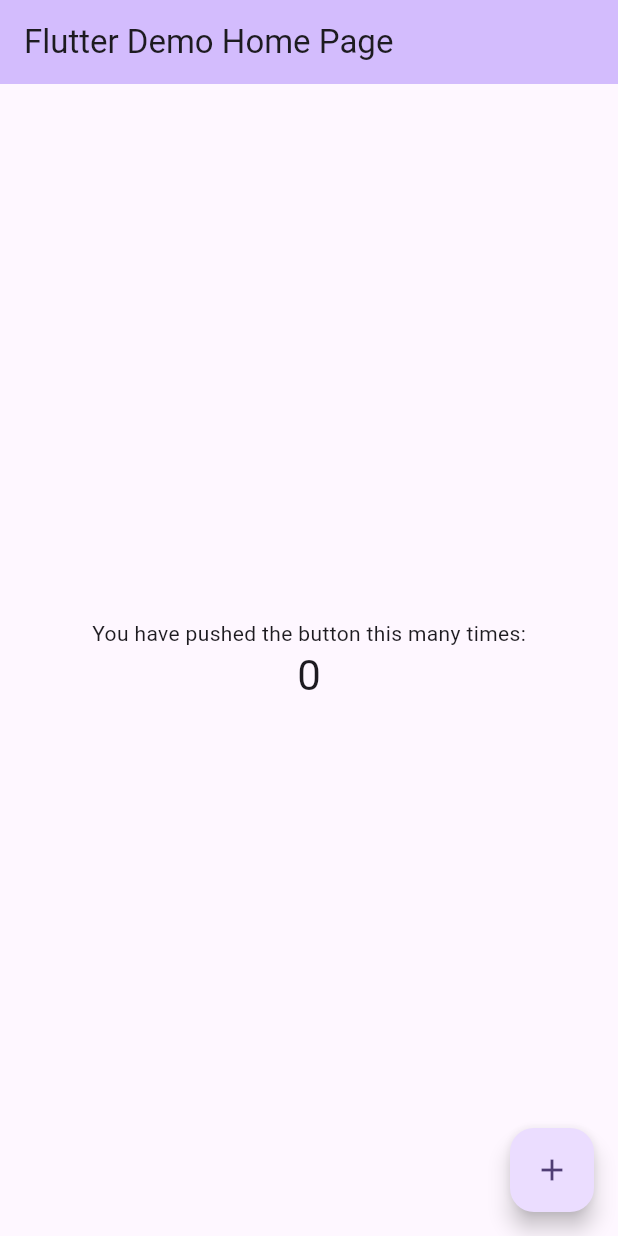
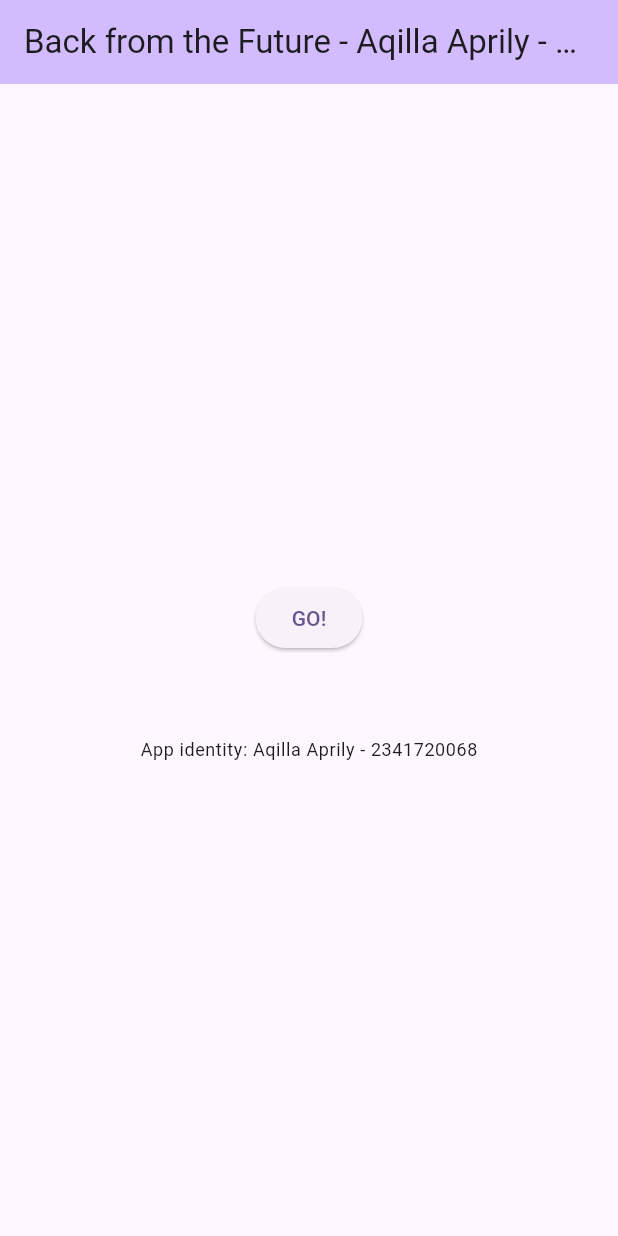
Before and after one commit to Aqillaaprly/books, a Flutter app: the screen it shows after launch, on a phone screen of 412 x 824 dp. Run offline on Flutter 3.47's test engine with Material 3 defaults, Android fonts, the phone set to English and light mode, and no system bars.

Commit message:
prac 1 2

```diff
--- a/lib/main.dart
+++ b/lib/main.dart
@@ -1,4 +1,6 @@
+import 'dart:async';
 import 'package:flutter/material.dart';
+import 'package:http/http.dart' as http;
 
 void main() {
   runApp(const MyApp());
@@ -7,116 +9,126 @@ void main() {
 class MyApp extends StatelessWidget {
   const MyApp({super.key});
 
-  // This widget is the root of your application.
   @override
   Widget build(BuildContext context) {
     return MaterialApp(
-      title: 'Flutter Demo',
+      title: 'Flutter Demo - Aqilla Aprily - 2341720068',
       theme: ThemeData(
-        // This is the theme of your application.
-        //
-        // TRY THIS: Try running your application with "flutter run". You'll see
-        // the application has a purple toolbar. Then, without quitting the app,
-        // try changing the seedColor in the colorScheme below to Colors.green
-        // and then invoke "hot reload" (save your changes or press the "hot
-        // reload" button in a Flutter-supported IDE, or press "r" if you used
-        // the command line to start the app).
-        //
-        // Notice that the counter didn't reset back to zero; the application
-        // state is not lost during the reload. To reset the state, use hot
-        // restart instead.
-        //
-        // This works for code too, not just values: Most code changes can be
-        // tested with just a hot reload.
         colorScheme: ColorScheme.fromSeed(seedColor: Colors.deepPurple),
       ),
-      home: const MyHomePage(title: 'Flutter Demo Home Page'),
+      home: const FuturePage(),
     );
   }
 }
 
-class MyHomePage extends StatefulWidget {
-  const MyHomePage({super.key, required this.title});
-
-  // This widget is the home page of your application. It is stateful, meaning
-  // that it has a State object (defined below) that contains fields that affect
-  // how it looks.
-
-  // This class is the configuration for the state. It holds the values (in this
-  // case the title) provided by the parent (in this case the App widget) and
-  // used by the build method of the State. Fields in a Widget subclass are
-  // always marked "final".
-
-  final String title;
+class FuturePage extends StatefulWidget {
+  const FuturePage({super.key});
 
   @override
-  State<MyHomePage> createState() => _MyHomePageState();
+  State<FuturePage> createState() => _FuturePageState();
 }
 
-class _MyHomePageState extends State<MyHomePage> {
-  int _counter = 0;
+class _FuturePageState extends State<FuturePage> {
+  String result = '';
+  bool _loading = false;
 
-  void _incrementCounter() {
+  Future<int> returnOneAsync() async {
+    await Future.delayed(const Duration(seconds: 3));
+    return 1;
+  }
+
+  Future<int> returnTwoAsync() async {
+    await Future.delayed(const Duration(seconds: 3));
+    return 2;
+  }
+
+  Future<int> returnThreeAsync() async {
+    await Future.delayed(const Duration(seconds: 3));
+    return 3;
+  }
+
+  Future<void> count() async {
     setState(() {
-      // This call to setState tells the Flutter framework that something has
-      // changed in this State, which causes it to rerun the build method below
-      // so that the display can reflect the updated values. If we changed
-      // _counter without calling setState(), then the build method would not be
-      // called again, and so nothing would appear to happen.
-      _counter++;
+      result = '';
+      _loading = true;
     });
+
+    try {
+      int total = 0;
+      total = await returnOneAsync();
+      total += await returnTwoAsync();
+      total += await returnThreeAsync();
+      setState(() {
+        result = total.toString();
+        _loading = false;
+      });
+    } catch (e) {
+      setState(() {
+        result = 'An error occurred';
+        _loading = false;
+      });
+    }
   }
+
+  // Fetch the specified Google Books volume. The user requested id: 1bm0DwAAQBAJ
+  Future<http.Response> getData() async {
+    const authority = 'www.googleapis.com';
+    const path = '/books/v1/volumes/OyB4llvAoXQC';
+    final url = Uri.https(authority, path);
+    return http.get(url);
+  }
+
+  /*void _fetch() {
+    setState(() {
+      _loading = true;
+      result = '';
+    });
+
+    getData()
+        .then((value) {
+          // show a short slice of the returned body for display
+          final body = value.body;
+          setState(() {
+            result = body.length > 450 ? body.substring(0, 450) : body;
+            _loading = false;
+          });
+        })
+        .catchError((_) {
+          setState(() {
+            result = 'An error occurred';
+            _loading = false;
+          });
+        });
+  }*/
 
   @override
   Widget build(BuildContext context) {
-    // This method is rerun every time setState is called, for instance as done
-    // by the _incrementCounter method above.
-    //
-    // The Flutter framework has been optimized to make rerunning build methods
-    // fast, so that you can just rebuild anything that needs updating rather
-    // than having to individually change instances of widgets.
     return Scaffold(
       appBar: AppBar(
-        // TRY THIS: Try changing the color here to a specific color (to
-        // Colors.amber, perhaps?) and trigger a hot reload to see the AppBar
-        // change color while the other colors stay the same.
         backgroundColor: Theme.of(context).colorScheme.inversePrimary,
-        // Here we take the value from the MyHomePage object that was created by
-        // the App.build method, and use it to set our appbar title.
-        title: Text(widget.title),
+        title: const Text(
+          'Back from the Future - Aqilla Aprily - 2341720068',
+        ),
       ),
       body: Center(
-        // Center is a layout widget. It takes a single child and positions it
-        // in the middle of the parent.
-        child: Column(
-          // Column is also a layout widget. It takes a list of children and
-          // arranges them vertically. By default, it sizes itself to fit its
-          // children horizontally, and tries to be as tall as its parent.
-          //
-          // Column has various properties to control how it sizes itself and
-          // how it positions its children. Here we use mainAxisAlignment to
-          // center the children vertically; the main axis here is the vertical
-          // axis because Columns are vertical (the cross axis would be
-          // horizontal).
-          //
-          // TRY THIS: Invoke "debug painting" (choose the "Toggle Debug Paint"
-          // action in the IDE, or press "p" in the console), to see the
-          // wireframe for each widget.
-          mainAxisAlignment: MainAxisAlignment.center,
-          children: <Widget>[
-            const Text('You have pushed the button this many times:'),
-            Text(
-              '$_counter',
-              style: Theme.of(context).textTheme.headlineMedium,
-            ),
-          ],
+        child: SingleChildScrollView(
+          padding: const EdgeInsets.all(16.0),
+          child: Column(
+            children: [
+              const SizedBox(height: 16),
+              ElevatedButton(child: const Text('GO!'), onPressed: count),
+              if (_loading) const CircularProgressIndicator(),
+              const SizedBox(height: 16),
+              SelectableText(result),
+              const SizedBox(height: 16),
+              Text(
+                'App identity: Aqilla Aprily - 2341720068',
+                style: Theme.of(context).textTheme.bodySmall,
+              ),
+            ],
+          ),
         ),
       ),
-      floatingActionButton: FloatingActionButton(
-        onPressed: _incrementCounter,
-        tooltip: 'Increment',
-        child: const Icon(Icons.add),
-      ), // This trailing comma makes auto-formatting nicer for build methods.
     );
   }
 }
--- a/pubspec.yaml
+++ b/pubspec.yaml
@@ -34,6 +34,7 @@ dependencies:
   # The following adds the Cupertino Icons font to your application.
   # Use with the CupertinoIcons class for iOS style icons.
   cupertino_icons: ^1.0.8
+  http: ^1.6.0
 
 dev_dependencies:
   flutter_test:
```
Also changed, not shown: img/q1.png (added), img/q2.png (added), img/q3.gif (added), img/q4.gif (added), img/q4s1.png (added), img/q4s2.png (added), pubspec.lock, 1 other file.
